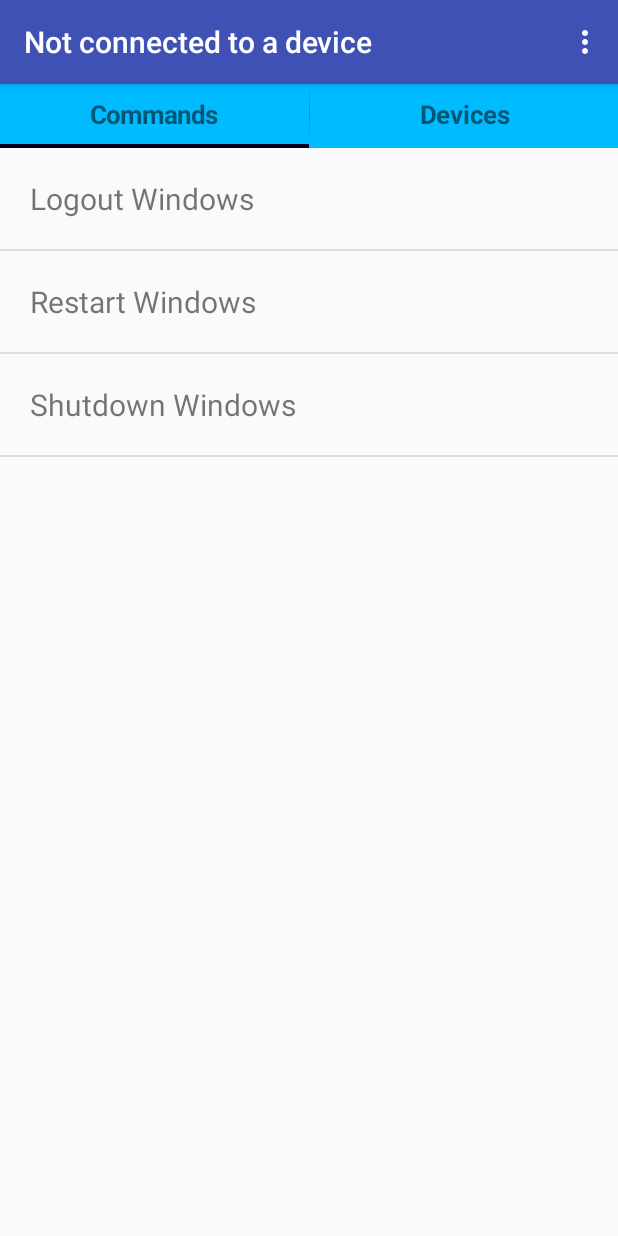
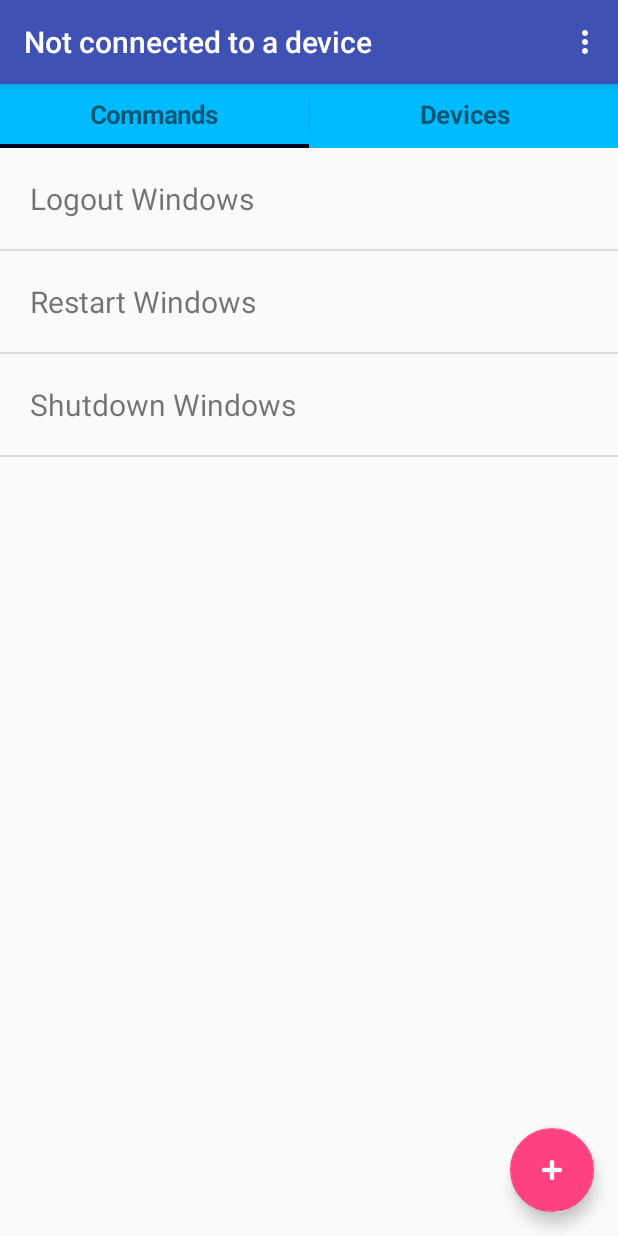
Before and after one commit to JoL0712/CS-M117-Project, an Android app: the screen it shows after launch (MainActivity), on a phone screen of 412 x 824 dp. Run offline under Robolectric (Android 15) with nearby library versions, the phone set to English and light mode, and no system bars.

Commit message:
can add and delete commands

```diff
--- a/RemoteCommand/app/src/main/java/csm117/remotecommand/command/CommandsFragment.java
+++ b/RemoteCommand/app/src/main/java/csm117/remotecommand/command/CommandsFragment.java
@@ -3,10 +3,14 @@
 import android.content.Intent;
 import android.os.Bundle;
 import android.support.annotation.Nullable;
+import android.support.design.widget.FloatingActionButton;
 import android.support.v4.app.Fragment;
 import android.support.v4.app.FragmentTransaction;
 import android.text.method.ScrollingMovementMethod;
+import android.view.ContextMenu;
 import android.view.LayoutInflater;
+import android.view.Menu;
+import android.view.MenuItem;
 import android.view.View;
 import android.view.ViewGroup;
 import android.widget.AdapterView;
@@ -22,10 +26,12 @@
 import csm117.remotecommand.R;
 import csm117.remotecommand.network.Connection;
 
-public class CommandsFragment extends Fragment implements AdapterView.OnItemClickListener, AdapterView.OnItemLongClickListener {
+public class CommandsFragment extends Fragment implements AdapterView.OnItemClickListener {
     private ListView mListView = null;
     private static List<CommandItem> mCommands;
     private static CommandListViewAdapter mAdapter = null;
+    private final static int CONTEXT_MENU_EDIT_ITEM = 0, CONTEXT_MENU_DELETE_ITEM = 1;
+    private FloatingActionButton mAddButton;
 
     @Nullable
     @Override
@@ -39,9 +45,53 @@
         mAdapter = new CommandListViewAdapter(getActivity(), R.layout.command_list_item, mCommands);
         mListView.setAdapter(mAdapter);
         mListView.setOnItemClickListener(this);
-        mListView.setOnItemLongClickListener(this);
+        registerForContextMenu(mListView);
 
+        mAddButton = (FloatingActionButton) view.findViewById(R.id.fab);
+        mAddButton.setOnClickListener(new View.OnClickListener() {
+            @Override
+            public void onClick(View view) {
+                mCommands.add(new CommandItem("Command Name", ""));
+                editCommand(mCommands.size() - 1);
+            }
+        });
         return view;
+    }
+
+    @Override
+    public void onCreateContextMenu(ContextMenu menu, View v, ContextMenu.ContextMenuInfo menuInfo) {
+        menu.add(Menu.NONE, CONTEXT_MENU_EDIT_ITEM, Menu.NONE, "Edit");
+        menu.add(Menu.NONE, CONTEXT_MENU_DELETE_ITEM, Menu.NONE, "Delete");
+    }
+
+    private void editCommand(int position) {
+        CommandItem ci = (CommandItem) mListView.getItemAtPosition(position);
+
+        Intent intent = new Intent();
+        intent.putExtra("CommandIndex", position);
+
+        FragmentTransaction ft = getActivity().getSupportFragmentManager().beginTransaction();
+        EditorFragment cb = new EditorFragment();
+        cb.setArguments(intent.getExtras());
+        ft.add(R.id.main_layout, cb);
+        ft.addToBackStack("CommandEditorLayout");
+        ft.commit();
+    }
+
+    @Override
+    public boolean onContextItemSelected(MenuItem item) {
+        AdapterView.AdapterContextMenuInfo info= (AdapterView.AdapterContextMenuInfo) item.getMenuInfo();
+
+        switch (item.getItemId()) {
+            case CONTEXT_MENU_EDIT_ITEM:
+                editCommand(info.position);
+                return true;
+            case CONTEXT_MENU_DELETE_ITEM:
+                mCommands.remove(info.position);
+                mAdapter.notifyDataSetChanged();
+                return true;
+        }
+        return false;
     }
 
     public void loadCommands() {
@@ -56,34 +106,12 @@
         //TODO: saving commands
     }
 
-    //TODO: adding commands
-
-    //TODO: editing commands
-
-    //TODO: removing commands
-
     @Override
     public void onItemClick(AdapterView<?> parent, View view, int position, long id) {
         //if pc has command cached then send just the command name
             //check command version (version changes if it is updated)
         //else send the actual command
         Connection.getInstance().sendCommand((CommandItem) mListView.getItemAtPosition(position));
-    }
-
-    @Override
-    public boolean onItemLongClick(AdapterView<?> parent, View view, int position, long id) {
-        CommandItem ci = (CommandItem) mListView.getItemAtPosition(position);
-
-        Intent intent = new Intent();
-        intent.putExtra("CommandIndex", position);
-
-        FragmentTransaction ft = getActivity().getSupportFragmentManager().beginTransaction();
-        EditorFragment cb = new EditorFragment();
-        cb.setArguments(intent.getExtras());
-        ft.add(R.id.main_layout, cb);
-        ft.addToBackStack("CommandEditorLayout");
-        ft.commit();
-        return true;
     }
 
     public static class EditorFragment extends Fragment {
@@ -108,6 +136,7 @@
                 @Override
                 public void onClick(View v) {
                     getActivity().getSupportFragmentManager().popBackStack();
+                    mAdapter.notifyDataSetChanged();
                 }
             });
             return view;
--- a/RemoteCommand/app/src/main/res/layout/activity_main.xml
+++ b/RemoteCommand/app/src/main/res/layout/activity_main.xml
@@ -35,6 +35,5 @@
             android:layout_width="match_parent"
             android:layout_height="match_parent">
         </android.support.v4.view.ViewPager>
-
     </LinearLayout>
 </FrameLayout>
--- a/RemoteCommand/app/src/main/res/layout/command_editor.xml
+++ b/RemoteCommand/app/src/main/res/layout/command_editor.xml
@@ -12,6 +12,7 @@
         android:textStyle="bold"
         android:textSize="25sp"
         android:textColor="#ffffff"
+        android:background="#111111"
         android:padding="5dp"
         android:maxLength="50"
         android:singleLine="true"
--- a/RemoteCommand/app/src/main/res/layout/command_list.xml
+++ b/RemoteCommand/app/src/main/res/layout/command_list.xml
@@ -1,5 +1,5 @@
 <?xml version="1.0" encoding="utf-8"?>
-<LinearLayout xmlns:android="http://schemas.android.com/apk/res/android"
+<RelativeLayout xmlns:android="http://schemas.android.com/apk/res/android"
     android:layout_width="match_parent"
     android:layout_height="match_parent"
     android:orientation="vertical"
@@ -12,4 +12,14 @@
 
     </ListView>
 
-</LinearLayout>
+    <GridLayout
+        android:layout_width="match_parent"
+        android:layout_height="match_parent">
+        <android.support.design.widget.FloatingActionButton android:id="@+id/fab"
+            android:layout_width="wrap_content" android:layout_height="wrap_content"
+            android:layout_gravity="bottom|end" android:layout_margin="@dimen/fab_margin"
+            android:tint="#ffffff"
+            android:src="@android:drawable/ic_input_add" />
+    </GridLayout>
+
+</RelativeLayout>
```
